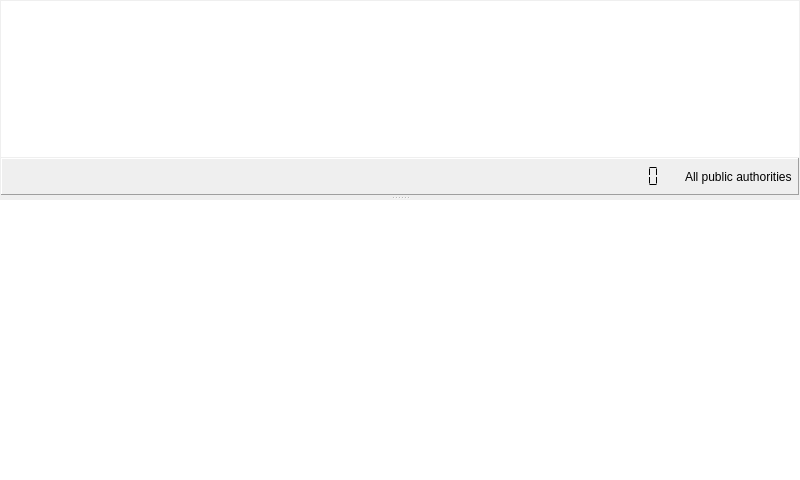
First picture: the form in views/decisionview.ui, repository caxapyk/pa-decision, before the edit.
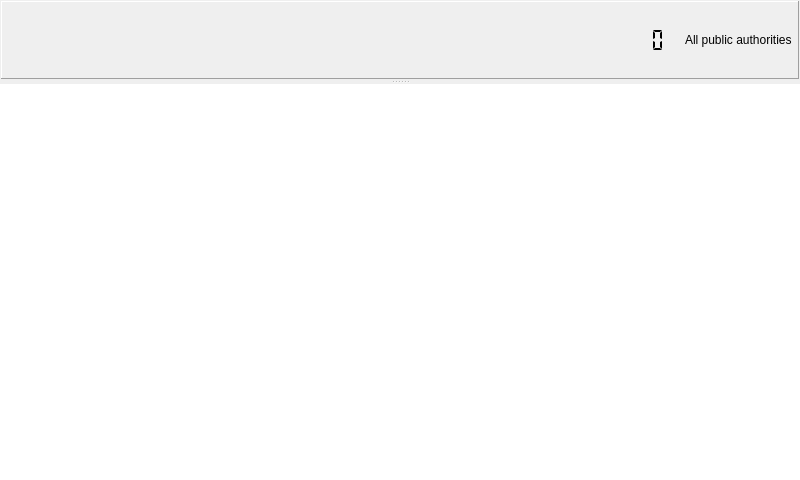
Second picture: the form after the edit. Icons and pictures are not drawn.

Commit message: big decisionview+decisionformdialog refactoring (no models)

```diff
--- a/views/decisionview.ui
+++ b/views/decisionview.ui
@@ -63,46 +63,6 @@
        <property name="bottomMargin">
         <number>1</number>
        </property>
-       <item>
-        <widget class="QTableView" name="tV_decision">
-         <property name="minimumSize">
-          <size>
-           <width>0</width>
-           <height>0</height>
-          </size>
-         </property>
-         <property name="frameShape">
-          <enum>QFrame::NoFrame</enum>
-         </property>
-         <property name="editTriggers">
-          <set>QAbstractItemView::EditKeyPressed</set>
-         </property>
-         <property name="alternatingRowColors">
-          <bool>true</bool>
-         </property>
-         <property name="selectionMode">
-          <enum>QAbstractItemView::ContiguousSelection</enum>
-         </property>
-         <property name="selectionBehavior">
-          <enum>QAbstractItemView::SelectRows</enum>
-         </property>
-         <property name="gridStyle">
-          <enum>Qt::SolidLine</enum>
-         </property>
-         <property name="sortingEnabled">
-          <bool>true</bool>
-         </property>
-         <attribute name="horizontalHeaderHighlightSections">
-          <bool>false</bool>
-         </attribute>
-         <attribute name="horizontalHeaderStretchLastSection">
-          <bool>true</bool>
-         </attribute>
-         <attribute name="verticalHeaderStretchLastSection">
-          <bool>false</bool>
-         </attribute>
-        </widget>
-       </item>
        <item>
         <widget class="QFrame" name="frame_navPanel">
          <property name="frameShape">
```
Left out of the diff: 2 changed lines with no effect on the pictures. The commit also changes 22 other files.
